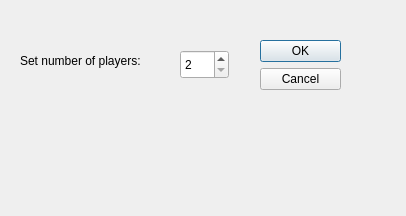
McHoundi/IslandGame, file UI/startdialog.ui: the form before one commit.
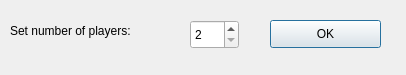
The form after the commit.

```diff
--- a/UI/startdialog.ui
+++ b/UI/startdialog.ui
@@ -7,33 +7,17 @@
     <x>0</x>
     <y>0</y>
     <width>406</width>
-    <height>216</height>
+    <height>75</height>
    </rect>
   </property>
   <property name="windowTitle">
    <string>Dialog</string>
   </property>
-  <widget class="QDialogButtonBox" name="buttonBox">
-   <property name="geometry">
-    <rect>
-     <x>260</x>
-     <y>40</y>
-     <width>81</width>
-     <height>101</height>
-    </rect>
-   </property>
-   <property name="orientation">
-    <enum>Qt::Vertical</enum>
-   </property>
-   <property name="standardButtons">
-    <set>QDialogButtonBox::Cancel|QDialogButtonBox::Ok</set>
-   </property>
-  </widget>
   <widget class="QLabel" name="PlayersLabel">
    <property name="geometry">
     <rect>
-     <x>20</x>
-     <y>50</y>
+     <x>10</x>
+     <y>20</y>
      <width>161</width>
      <height>21</height>
     </rect>
@@ -45,8 +29,8 @@
   <widget class="QSpinBox" name="PlayersSpinbox">
    <property name="geometry">
     <rect>
-     <x>180</x>
-     <y>50</y>
+     <x>190</x>
+     <y>20</y>
      <width>49</width>
      <height>29</height>
     </rect>
@@ -58,6 +42,19 @@
     <number>4</number>
    </property>
   </widget>
+  <widget class="QPushButton" name="pushButton">
+   <property name="geometry">
+    <rect>
+     <x>270</x>
+     <y>20</y>
+     <width>111</width>
+     <height>28</height>
+    </rect>
+   </property>
+   <property name="text">
+    <string>OK</string>
+   </property>
+  </widget>
  </widget>
  <resources/>
  <connections>
```
Left out of the diff: 28 changed lines with no effect on the pictures.
